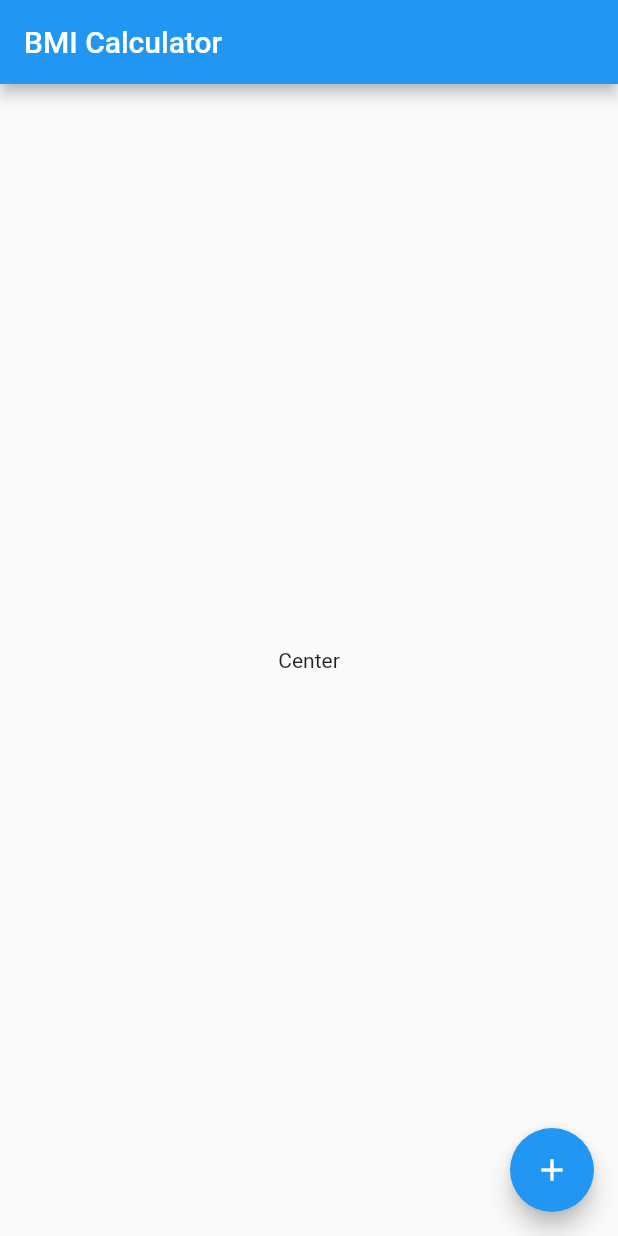
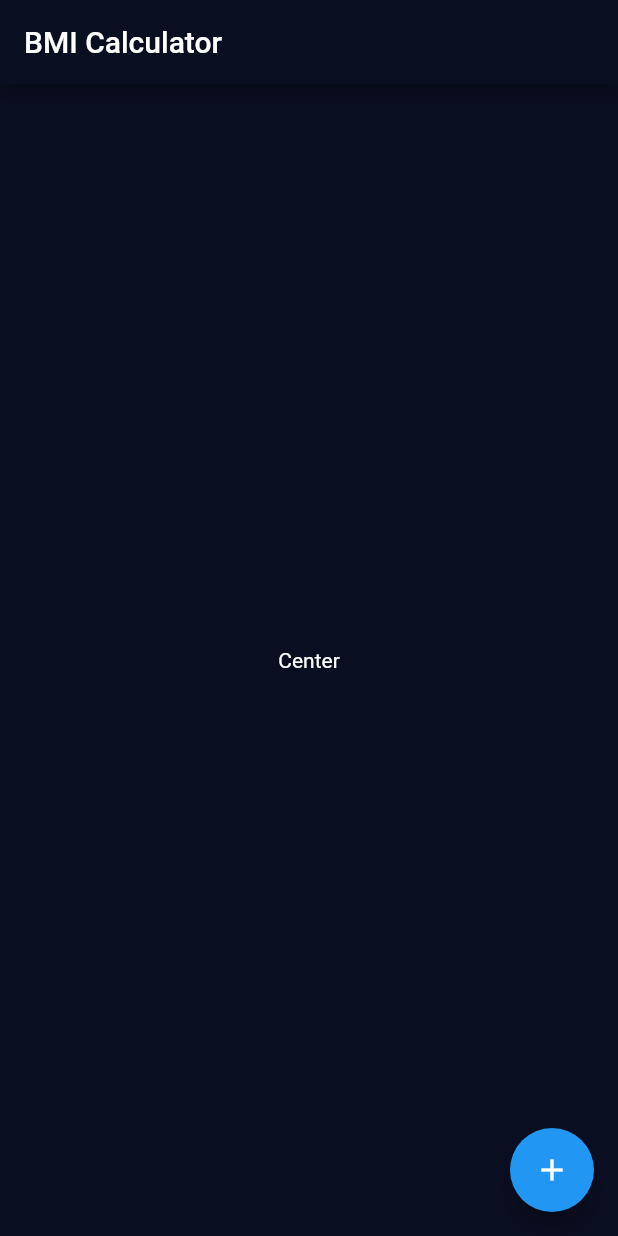
Before and after one commit to ikemous/learning-flutter, a Flutter app: the screen it shows after launch, on a phone screen of 412 x 824 dp. Run offline on Flutter 3.47's test engine with Material 2 defaults, Android fonts, the phone set to English and light mode, and no system bars; our stand-ins replace audioplayers, rflutter_alert.

Commit message:
addeed stlying

```diff
--- a/bmi_calculator/lib/main.dart
+++ b/bmi_calculator/lib/main.dart
@@ -9,9 +9,22 @@ class BmiApp extends StatelessWidget {
 
   @override
   Widget build(BuildContext context) {
-    return const MaterialApp(
+    return MaterialApp(
+      theme: ThemeData(
+          appBarTheme: const AppBarTheme(
+            backgroundColor: Color(0xFF0A0E21),
+          ),
+          scaffoldBackgroundColor: const Color(0xFF0A0E21),
+          textTheme: const TextTheme(
+            bodyText1: TextStyle(
+              color: Colors.white,
+            ),
+            bodyText2: TextStyle(
+              color: Colors.white,
+            ),
+          )),
       title: "BMI Calculator",
-      home: InputPage(),
+      home: const InputPage(),
     );
   }
 }
```
